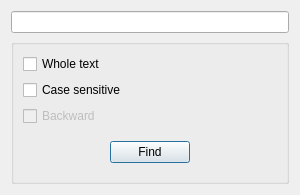
VitalyGladyshev/GB-text-editor, file finddialog.ui: the form before one commit.
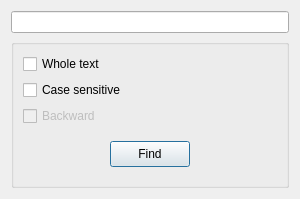
The form after the commit.

```diff
--- a/finddialog.ui
+++ b/finddialog.ui
@@ -92,6 +92,12 @@
          </item>
          <item>
           <widget class="QPushButton" name="pushFindButton">
+           <property name="minimumSize">
+            <size>
+             <width>0</width>
+             <height>26</height>
+            </size>
+           </property>
            <property name="text">
             <string>Find</string>
            </property>
```
